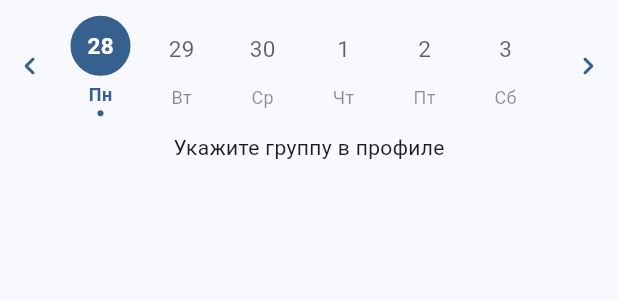
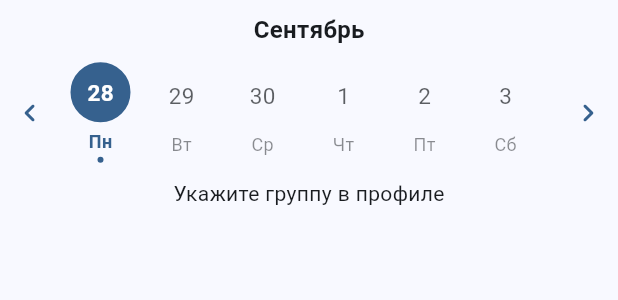
Before and after one commit to onetaper-gleb/Sirius-hub, a Flutter app: the ScheduleScreen widget shown alone on an empty page, opened directly, on a phone screen of 412 x 824 dp. Shown: the top 300 px of the screen. Run offline on Flutter 3.47's test engine with Material 3 defaults, Android fonts, the phone set to English and light mode, and no system bars; our stand-ins replace bloc, cached_network_image, dio, drift, firebase_auth, firebase_core and 4 more; accounts and stored records are empty; generated files the repository leaves out were written again; network calls fail.

Commit message:
Добавлено отображение месяца в календаре расписания

```diff
--- a/client/lib/module/schedule/schedule_screen.dart
+++ b/client/lib/module/schedule/schedule_screen.dart
@@ -162,9 +162,31 @@ class _ScheduleScreenState extends State<ScheduleScreen> {
   }
 
   Widget _buildWeekHeader() {
+    final colors = Theme.of(context).colorScheme;
+    String monthName = '';
+    if (_days.isNotEmpty && _selectedDay < _days.length) {
+      final monthIndex = _days[_selectedDay].month - 1;
+      const monthNames = [
+        'Январь', 'Февраль', 'Март', 'Апрель', 'Май', 'Июнь',
+        'Июль', 'Август', 'Сентябрь', 'Октябрь', 'Ноябрь', 'Декабрь'
+      ];
+      monthName = monthNames[monthIndex];
+    }
+
     return Padding(
       padding: const EdgeInsets.symmetric(vertical: 8),
-      child: Row(
+      child: Column(
+        children: [
+          Text(
+            monthName,
+            style: TextStyle(
+              fontSize: 16,
+              fontWeight: FontWeight.w600,
+              color: colors.onSurface,
+            ),
+          ),
+          const SizedBox(height: 8),
+          Row(
             children: [
               _buildArrowButton(
                 icon: Icons.chevron_left_rounded,
@@ -186,6 +208,8 @@ class _ScheduleScreenState extends State<ScheduleScreen> {
               _buildArrowButton(
                 icon: Icons.chevron_right_rounded,
                 onTap: () => _updateWeek('nextWeek'),
+              ),
+            ],
           ),
         ],
       ),
```
Lines whose indentation alone changed are shown as unchanged.
